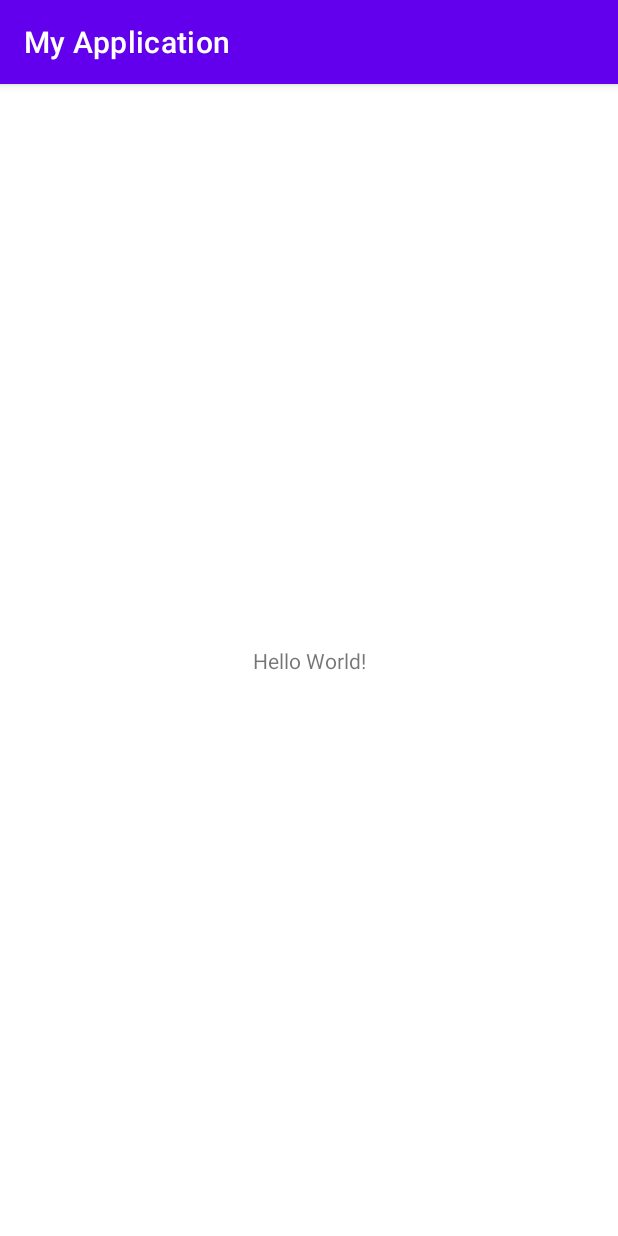
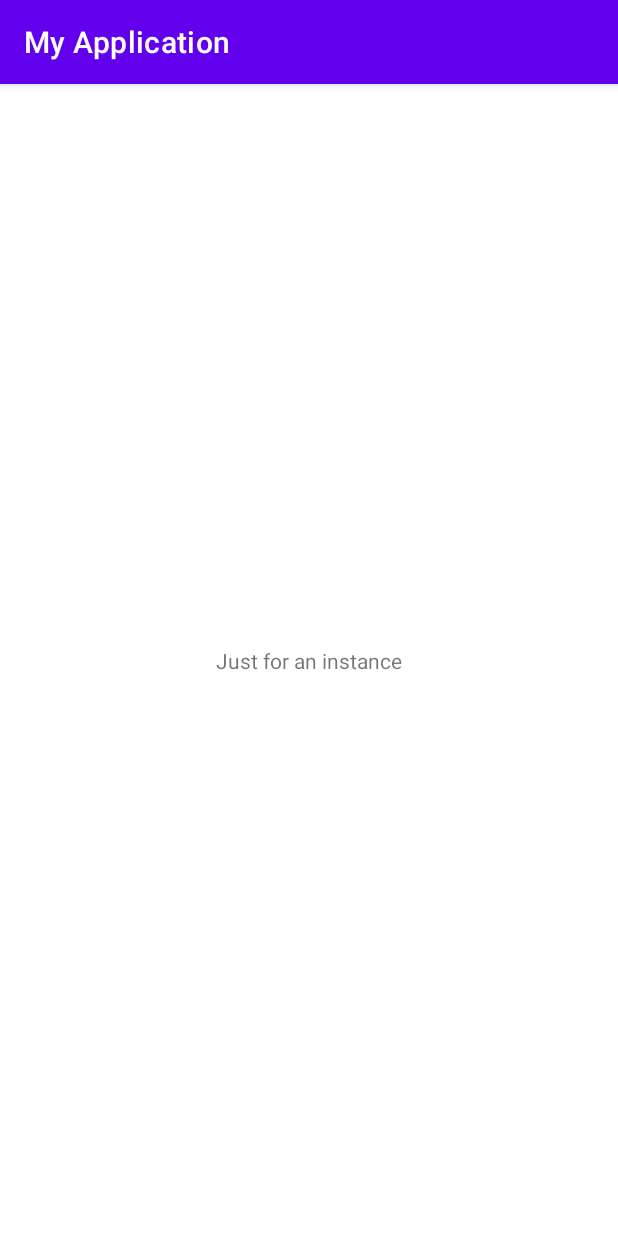
Before and after one commit to temirnurdin/testRepo, an Android app: the screen it shows after launch (MainActivity), on a phone screen of 412 x 824 dp. Run offline under Robolectric (Android 15) with nearby library versions, the phone set to English and light mode, and no system bars.

Commit message:
just for instance

```diff
--- a/app/src/main/res/layout/activity_main.xml
+++ b/app/src/main/res/layout/activity_main.xml
@@ -9,7 +9,7 @@
     <TextView
         android:layout_width="wrap_content"
         android:layout_height="wrap_content"
-        android:text="Hello World!"
+        android:text="Just for an instance"
         app:layout_constraintBottom_toBottomOf="parent"
         app:layout_constraintEnd_toEndOf="parent"
         app:layout_constraintStart_toStartOf="parent"
```
